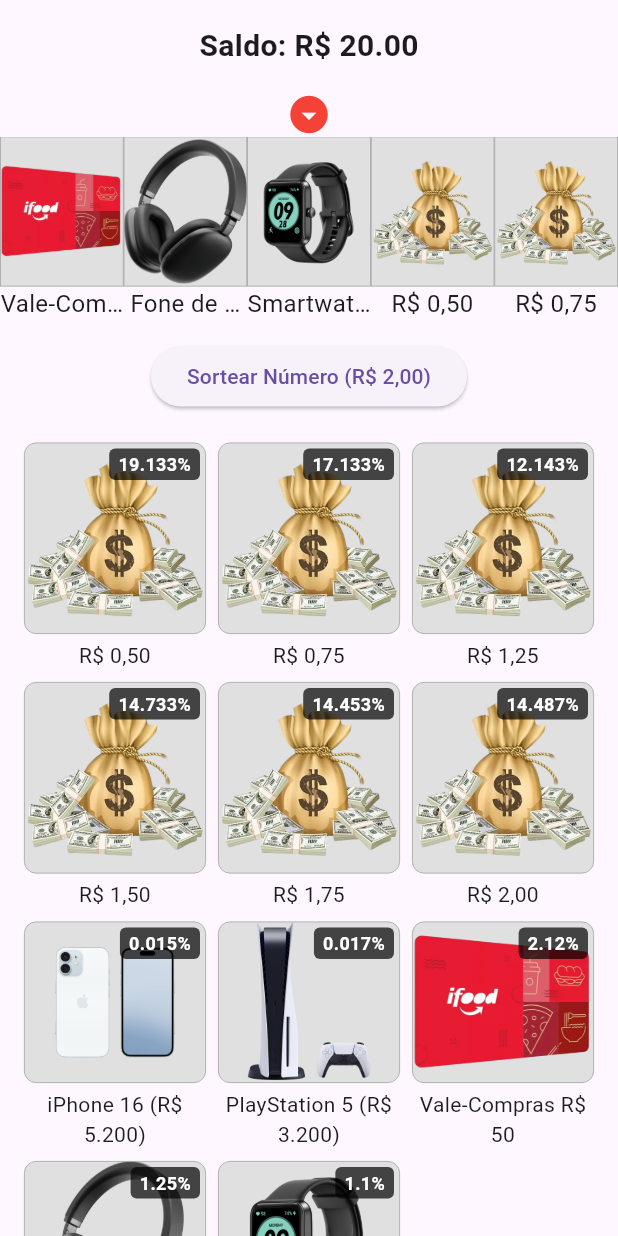
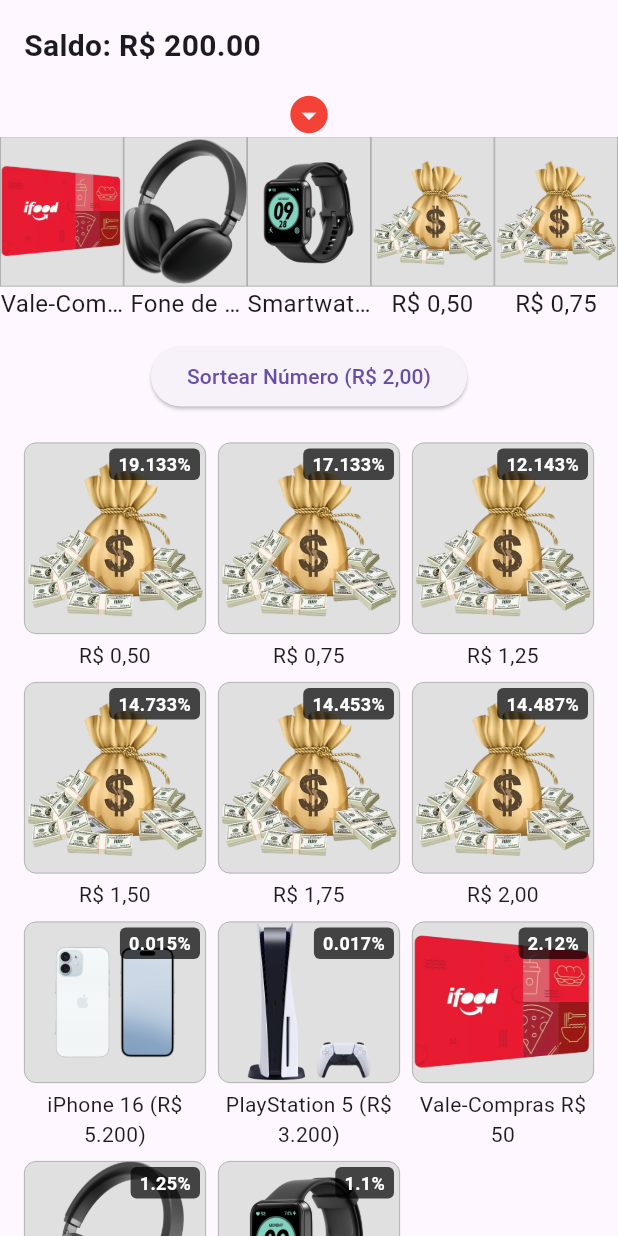
Before and after one commit to joaoconstancio1/genie_luck, a Flutter app: the screen it shows after launch, on a phone screen of 412 x 824 dp. Run offline on Flutter 3.47's test engine with Material 3 defaults, Android fonts, the phone set to English and light mode, and no system bars.

Commit message:
Update user balance initialization and change item range calculation in SliderItemModel; add logger dependency

```diff
--- a/lib/genie_slider/data/slider_items_model.dart
+++ b/lib/genie_slider/data/slider_items_model.dart
@@ -99,8 +99,16 @@ class SliderItemModel {
       item.index = i;
       item.minRange = currentMin;
       item.maxRange = currentMin + (totalRange * (item.probability / 100));
-      currentMin = item.maxRange!;
+      currentMin = item.maxRange! + 1;
     }
+
+    //Verificar items
+
+    // for (var item in items) {
+    //   debugPrint(
+    //     'Index: ${item.index}, Title: ${item.title}, Value: ${item.value}, Probability: ${item.probability}, MinRange: ${item.minRange}, MaxRange: ${item.maxRange}',
+    //   );
+    // }
 
     return items;
   }
--- a/lib/genie_slider/presenter/pages/genie_slider.dart
+++ b/lib/genie_slider/presenter/pages/genie_slider.dart
@@ -1,7 +1,7 @@
 import 'package:flutter/material.dart';
 import 'dart:math';
 
-import 'package:genie_luck/genie_slider/data/slider_items_model.dart'; // Ajuste o caminho conforme necessário
+import 'package:genie_luck/genie_slider/data/slider_items_model.dart';
 
 class GenieSlider extends StatefulWidget {
   const GenieSlider({super.key});
@@ -15,7 +15,6 @@ class _GenieSliderState extends State<GenieSlider> {
   SliderItemModel? selectedItem;
   PageController? _pageController;
   double itemWidth = 100.0;
-  double userBalance = 20; // Saldo inicial mockado de R$ 20,00
   bool isSpinning = false; // Controla se a roleta está girando
 
   @override
@@ -67,11 +66,12 @@ class _GenieSliderState extends State<GenieSlider> {
       initialPage: 1000,
       viewportFraction: viewportFraction,
     );
+    double userBalance = 200; // Saldo inicial mockado de R$ 20,00
 
     const double costToPlay = 2.0; // Custo fixo de R$ 2,00
 
     return Scaffold(
-      body: Column(
+      body: ListView(
         children: [
           Padding(
             padding: const EdgeInsets.all(16.0),
--- a/pubspec.yaml
+++ b/pubspec.yaml
@@ -34,6 +34,7 @@ dependencies:
   # The following adds the Cupertino Icons font to your application.
   # Use with the CupertinoIcons class for iOS style icons.
   cupertino_icons: ^1.0.8
+  logger: ^2.5.0
 
 dev_dependencies:
   flutter_test:
```
Also changed, not shown: pubspec.lock.
